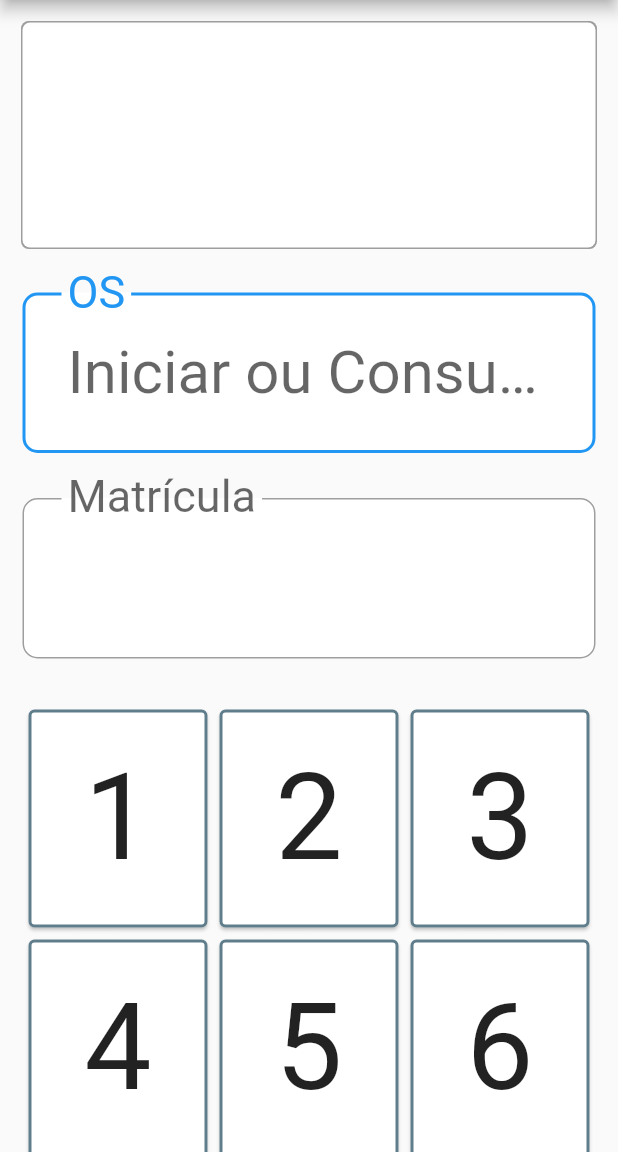
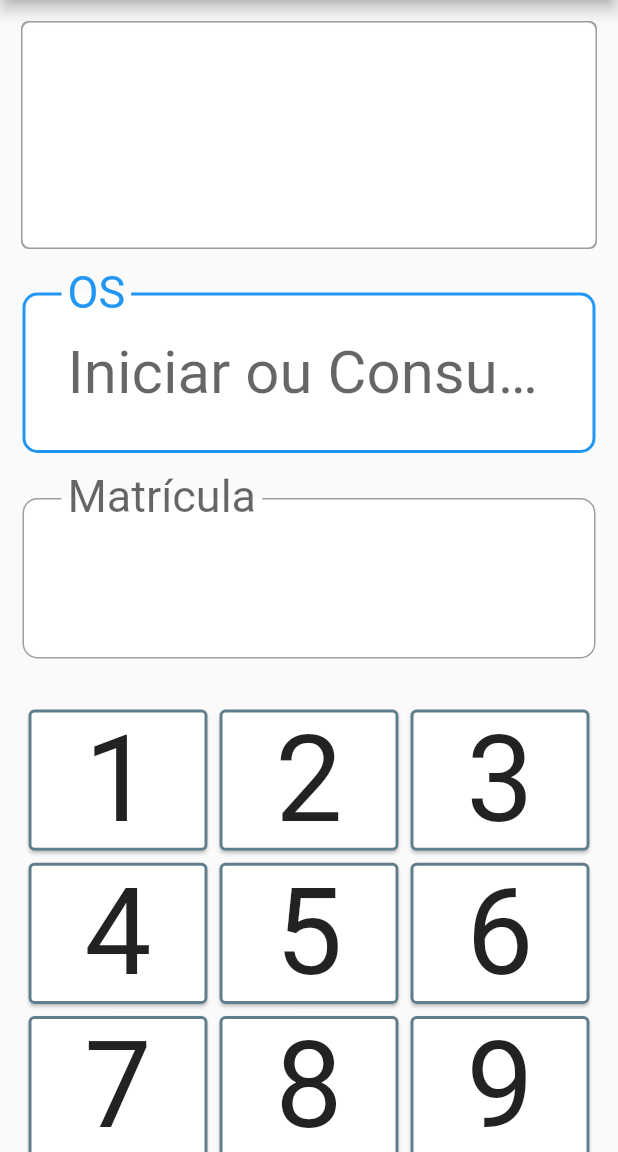
Before and after one commit to adriavieira314/engemanOs, a Flutter app: the screen it shows after launch, on a phone screen of 412 x 824 dp, the part 84-1236 px from its top. Run offline on Flutter 3.47's test engine with Material 2 defaults, Android fonts, the light colour scheme and no system bars.

Commit message:
altura dos botoes diminuido

```diff
--- a/lib/screens/operador_page.dart
+++ b/lib/screens/operador_page.dart
@@ -31,7 +31,7 @@ class _PaginaPrincipalPageState extends State<PaginaPrincipalPage> {
     /*24 is for notification bar on Android*/
     final double itemHeight = (size.height - kToolbarHeight - 24) / 1.6;
     final double itemWidth = size.width / 2;
-    final double itemHeightPortrait = (size.height - kToolbarHeight - 24) / 3;
+    final double itemHeightPortrait = (size.height - kToolbarHeight - 24) / 4.5;
     final double itemWidthPortrait = size.width / 2;
 
     return Scaffold(
```
